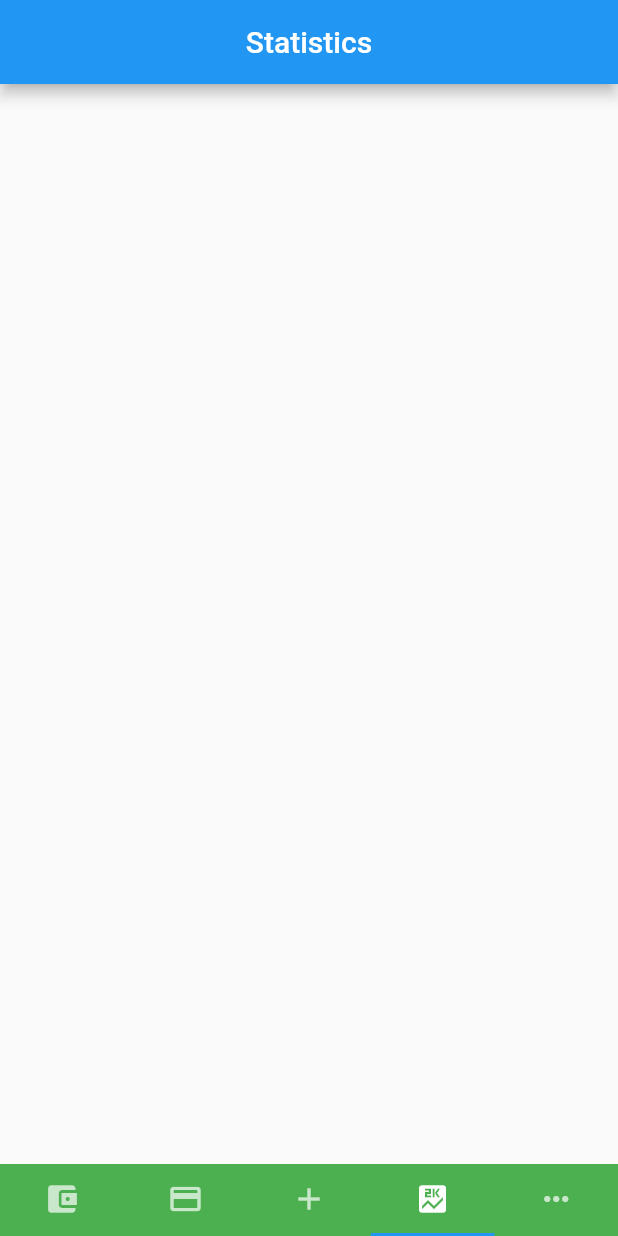
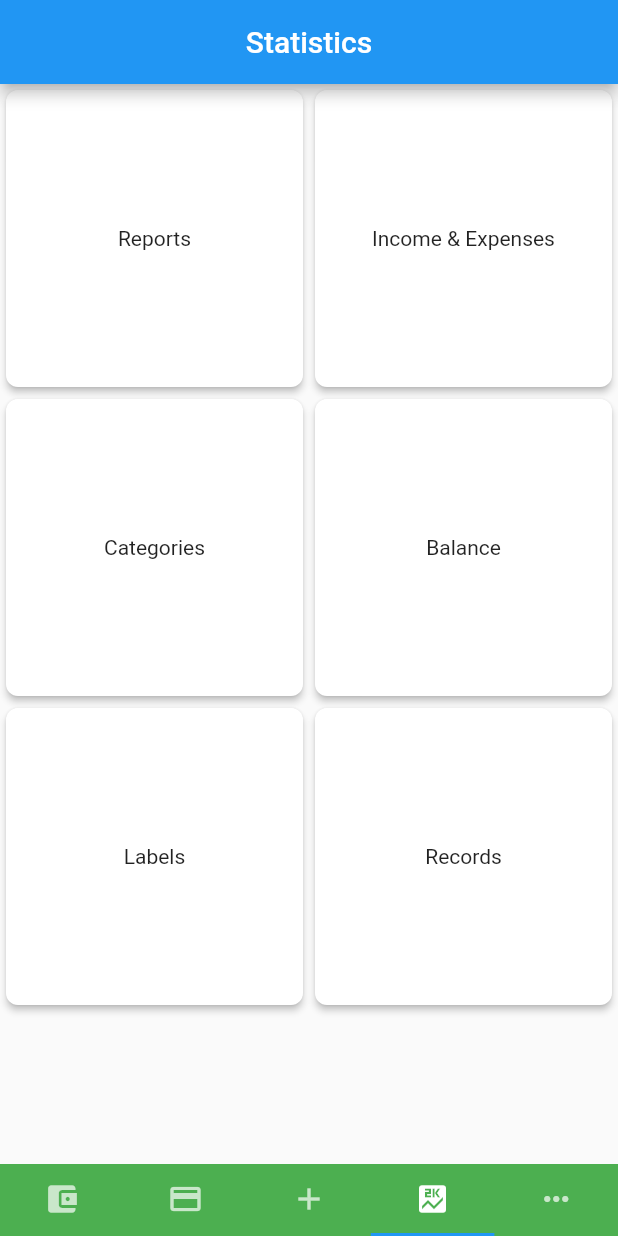
Before and after one commit to Grigoriym/flutter_wallet_app, a Flutter app: the screen it shows after launch, item 4 of the bottom bar chosen, on a phone screen of 412 x 824 dp. Run offline on Flutter 3.47's test engine with Material 2 defaults, Android fonts, the phone set to English and light mode, and no system bars; network calls fail.

Commit message:
statistics page

```diff
--- /dev/null
+++ b/lib/src/models/ui/statistics_model.dart
@@ -0,0 +1,8 @@
+import 'package:flutter/material.dart';
+
+class StatisticsModel{
+  final IconData iconData;
+  final String text;
+
+  StatisticsModel({this.text, this.iconData});
+}
--- a/lib/src/ui/pages/statistics_page.dart
+++ b/lib/src/ui/pages/statistics_page.dart
@@ -1,13 +1,60 @@
+import 'package:flutter/cupertino.dart';
 import 'package:flutter/material.dart';
+
+import '../../models/ui/statistics_model.dart';
 
 class StatisticsPage extends StatefulWidget {
   _StatisticsPageState createState() => _StatisticsPageState();
 }
 
-class _StatisticsPageState extends State<StatisticsPage> {
+class _StatisticsPageState extends State<StatisticsPage>
+    with TickerProviderStateMixin {
+  List<StatisticsModel> items = [
+    StatisticsModel(text: "Reports", iconData: Icons.receipt),
+    StatisticsModel(text: "Income & Expenses", iconData: Icons.receipt),
+    StatisticsModel(text: "Categories", iconData: Icons.receipt),
+    StatisticsModel(text: "Balance", iconData: Icons.receipt),
+    StatisticsModel(text: "Labels", iconData: Icons.receipt),
+    StatisticsModel(text: "Records", iconData: Icons.receipt)
+  ];
+  TabController _tabController;
+
+  @override
+  void initState() {
+    super.initState();
+    _tabController = TabController(length: 6, vsync: this);
+  }
+
+  @override
+  void dispose() {
+    _tabController.dispose();
+    super.dispose();
+  }
+
   @override
   Widget build(BuildContext context) {
-    return Scaffold(
+    return GridView.builder(
+      itemCount: 6,
+      gridDelegate:
+          SliverGridDelegateWithFixedCrossAxisCount(crossAxisCount: 2),
+      itemBuilder: (context, position) {
+        return Card(
+          shape: RoundedRectangleBorder(
+            borderRadius: BorderRadius.circular(8),
+          ),
+          elevation: 2.0,
+          child: InkWell(
+            borderRadius: BorderRadius.circular(8),
+            onTap: () {},
+            child: Container(
+              alignment: Alignment.center,
+              child: Text(
+                "${items[position].text}",
+              ),
+            ),
+          ),
+        );
+      },
     );
   }
 }
```
Also changed, not shown: lib/src/models/ui/record_details_model.dart (added, +9 -0 lines), lib/src/ui/pages/record_view_pager/details_page_view_page.dart (+65 -3 lines).
